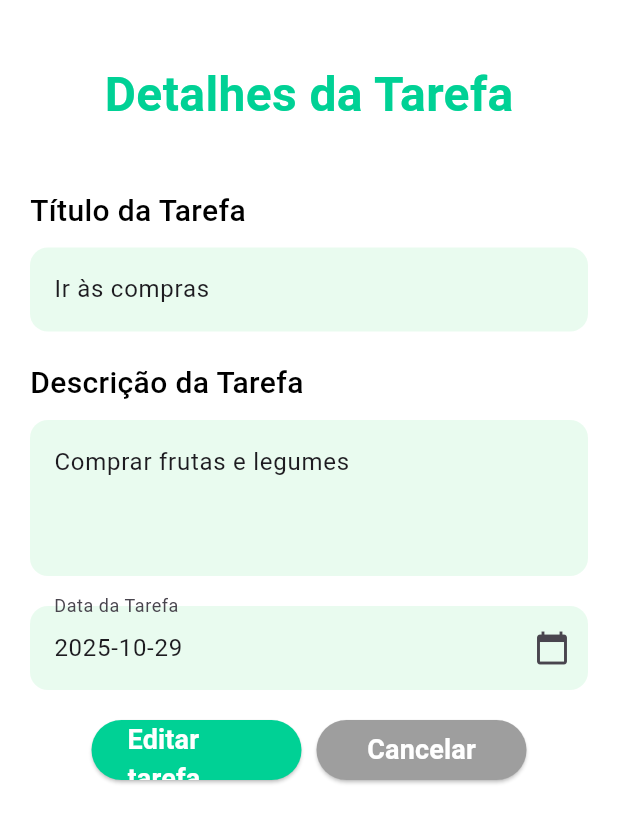
After one commit to lalescadias/todolistfluter, a Flutter app: the TarefasPage screen opened directly, after a tap on "Ir às compras", on a phone screen of 412 x 824 dp. The commit adds this screen. Shown: the top 823 px of the screen. Run offline on Flutter 3.47's test engine with Material 3 defaults, Android fonts, the light colour scheme and no system bars.

Commit message:
detalhes taefas e editar esta pronto

```diff
--- /dev/null
+++ b/lib/detalhes_tarefa.dart
@@ -0,0 +1,238 @@
+import 'package:flutter/material.dart';
+
+class DetalhesTarefaPage extends StatefulWidget {
+  final String titulo;
+  final String descricao;
+  final String data;
+
+  const DetalhesTarefaPage({
+    super.key,
+    required this.titulo,
+    required this.descricao,
+    required this.data,
+  });
+
+  @override
+  State<DetalhesTarefaPage> createState() => _DetalhesTarefaPageState();
+}
+
+class _DetalhesTarefaPageState extends State<DetalhesTarefaPage> {
+  DateTime? _selectedDate;
+
+  late TextEditingController _tituloController;
+  late TextEditingController _descricaoController;
+  late TextEditingController _dataController;
+
+  @override
+  void initState() {
+    super.initState();
+    _tituloController = TextEditingController(text: widget.titulo);
+    _descricaoController = TextEditingController(text: widget.descricao);
+    _dataController = TextEditingController(text: widget.data);
+  }
+
+  @override
+  void dispose() {
+    _tituloController.dispose();
+    _descricaoController.dispose();
+    _dataController.dispose();
+    super.dispose();
+  }
+
+  Future<void> _selectdDate(BuildContext context) async {
+    final DateTime? picked = await showDatePicker(
+      context: context,
+      initialDate: DateTime.now(),
+      firstDate: DateTime(1900),
+      lastDate: DateTime(2050),
+    );
+    if (picked != null && picked != _selectedDate) {
+      setState(() {
+        _selectedDate = picked;
+        _dataController.text = "${picked.day}/${picked.month}/${picked.year}";
+      });
+    }
+  }
+
+  @override
+  Widget build(BuildContext context) {
+    return Scaffold(
+      backgroundColor: Colors.white,
+      body: Padding(
+        padding: const EdgeInsets.symmetric(horizontal: 20, vertical: 40),
+        child: Column(
+          children: [
+            _titulo(),
+            const SizedBox(height: 40),
+            _tituloDaTarefa(_tituloController),
+            const SizedBox(height: 20),
+            _descricaoDaTarefa(_descricaoController),
+            const SizedBox(height: 20),
+
+            // Data da tarefa
+            TextFormField(
+              controller: _dataController,
+              decoration: const InputDecoration(
+                filled: true,
+                fillColor: Color(0xFFE9FBEF),
+                labelText: 'Data da Tarefa',
+                border: OutlineInputBorder(
+                  borderRadius: BorderRadius.all(Radius.circular(12)),
+                  borderSide: BorderSide.none,
+                ),
+                suffixIcon: Icon(Icons.calendar_today),
+              ),
+              readOnly: true,
+              onTap: () => _selectdDate(context),
+              validator: (value) {
+                if (value == null || value.isEmpty) {
+                  return 'Por favor selecione a data da tarefa';
+                }
+                return null;
+              },
+            ),
+            const SizedBox(height: 20),
+            Row(
+              mainAxisAlignment: MainAxisAlignment.center,
+              children: [
+                _buttonEditar(context),
+                const SizedBox(width: 10),
+                _buttonCancelar(context),
+              ],
+            ),
+          ],
+        ),
+      ),
+    );
+  }
+
+  Widget _buttonEditar(BuildContext context) {
+    return SizedBox(
+      height: 40,
+      width: 140,
+      child: ElevatedButton(
+        style: ElevatedButton.styleFrom(
+          backgroundColor: const Color(0xFF00D195),
+          shape: RoundedRectangleBorder(borderRadius: BorderRadius.circular(30)),
+        ),
+        onPressed: () {
+          final titulo = _tituloController.text.trim();
+          final descricao = _descricaoController.text.trim();
+          final data = _dataController.text.trim();
+
+          // Devolve os dados editados para a página anterior
+          Navigator.pop(context, {
+            'titulo': titulo,
+            'descricao': descricao,
+            'data': data,
+          });
+        },
+        child: const Text(
+          'Editar tarefa',
+          style: TextStyle(
+            fontSize: 18,
+            fontWeight: FontWeight.bold,
+            color: Colors.white,
+          ),
+        ),
+      ),
+    );
+  }
+}
+
+Widget _titulo() {
+  return Column(
+    crossAxisAlignment: CrossAxisAlignment.center,
+    children: const [
+      Text(
+        'Detalhes da Tarefa',
+        style: TextStyle(
+          color: Color(0xFF00D195),
+          fontSize: 32,
+          fontWeight: FontWeight.w600,
+        ),
+      ),
+    ],
+  );
+}
+
+Widget _tituloDaTarefa(TextEditingController controller) {
+  return Column(
+    crossAxisAlignment: CrossAxisAlignment.start,
+    children: [
+      const Text(
+        'Título da Tarefa',
+        style: TextStyle(
+          color: Colors.black,
+          fontSize: 20,
+          fontWeight: FontWeight.w500,
+        ),
+      ),
+      const SizedBox(height: 10),
+      TextField(
+        controller: controller,
+        decoration: InputDecoration(
+          filled: true,
+          fillColor: const Color(0xFFE9FBEF),
+          border: OutlineInputBorder(
+            borderRadius: BorderRadius.circular(12),
+            borderSide: BorderSide.none,
+          ),
+        ),
+      ),
+    ],
+  );
+}
+
+Widget _descricaoDaTarefa(TextEditingController controller) {
+  return Column(
+    crossAxisAlignment: CrossAxisAlignment.start,
+    children: [
+      const Text(
+        'Descrição da Tarefa',
+        style: TextStyle(
+          color: Colors.black,
+          fontSize: 20,
+          fontWeight: FontWeight.w500,
+        ),
+      ),
+      const SizedBox(height: 10),
+      TextField(
+        controller: controller,
+        maxLines: 3,
+        decoration: InputDecoration(
+          filled: true,
+          fillColor: const Color(0xFFE9FBEF),
+          border: OutlineInputBorder(
+            borderRadius: BorderRadius.circular(12),
+            borderSide: BorderSide.none,
+          ),
+        ),
+      ),
+    ],
+  );
+}
+
+Widget _buttonCancelar(BuildContext context) {
+  return SizedBox(
+    height: 40,
+    width: 140,
+    child: ElevatedButton(
+      style: ElevatedButton.styleFrom(
+        backgroundColor: Colors.grey,
+        shape: RoundedRectangleBorder(borderRadius: BorderRadius.circular(30)),
+      ),
+      onPressed: () {
+        Navigator.pop(context);
+      },
+      child: const Text(
+        'Cancelar',
+        style: TextStyle(
+          fontSize: 18,
+          fontWeight: FontWeight.bold,
+          color: Colors.white,
+        ),
+      ),
+    ),
+  );
+}
--- a/lib/tarefas_page.dart
+++ b/lib/tarefas_page.dart
@@ -1,6 +1,6 @@
 import 'package:flutter/material.dart';
 import 'criar_tarefa.dart';
-
+import 'detalhes_tarefa.dart';
 
 final List<Map<String, String>> tarefas = [
   {
@@ -23,7 +23,6 @@ class TarefasPage extends StatefulWidget {
 }
 
 class _TarefasPageState extends State<TarefasPage> {
-
   void removerTarefa(int index) {
     setState(() {
       tarefas.removeAt(index);
@@ -46,7 +45,6 @@ class _TarefasPageState extends State<TarefasPage> {
             ListaDeTarefas(tarefas: tarefas, onRemover: removerTarefa),
             _buttonCriarTarefa(context),
           ],
-
         ),
       ),
     );
@@ -114,7 +112,9 @@ class ListaDeTarefas extends StatelessWidget {
             onDismissed: (direction) {
               onRemover(index);
               ScaffoldMessenger.of(context).showSnackBar(
-                SnackBar(content: Text('Tarefa "${tarefa['titulo']}" removida')),
+                SnackBar(
+                  content: Text('Tarefa "${tarefa['titulo']}" removida'),
+                ),
               );
             },
             child: Card(
@@ -125,6 +125,26 @@ class ListaDeTarefas extends StatelessWidget {
                   tarefa['titulo'] ?? '',
                   style: const TextStyle(fontWeight: FontWeight.w600),
                 ),
+
+                onTap: () async {
+                  final result = await Navigator.push(
+                    context,
+                    MaterialPageRoute(
+                      builder: (_) => DetalhesTarefaPage(
+                        titulo: tarefa['titulo'] ?? '',
+                        descricao: tarefa['descricao'] ?? '',
+                        data: tarefa['data'] ?? '',
+                      ),
+                    ),
+                  );
+
+                  // Se o utilizador editou algo e voltou com resultado:
+                  if (result != null && result is Map<String, String>) {
+                    tarefas[index] = result;
+                    // atualiza o estado da lista
+                    (context as Element).markNeedsBuild();
+                  }
+                },
               ),
             ),
           );
@@ -144,7 +164,10 @@ Widget _buttonCriarTarefa(BuildContext context) {
         shape: RoundedRectangleBorder(borderRadius: BorderRadius.circular(30)),
       ),
       onPressed: () {
-        Navigator.push(context, MaterialPageRoute(builder: (_) => const CriarTarefaPage()));
+        Navigator.push(
+          context,
+          MaterialPageRoute(builder: (_) => const CriarTarefaPage()),
+        );
       },
       child: const Text(
         'Criar tarefa',
```
